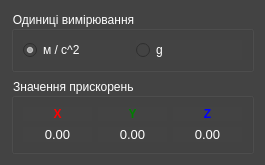
The window that app/views/templates/acceleration_config_interface.ui (Korzhak/ImuEduStudio) describes before a commit, drawn with Qt 5.
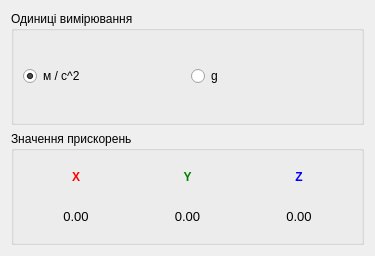
The same window after the commit.

Commit message: fixed config dock areas

Diff of the .ui file:
```diff
--- a/app/views/templates/acceleration_config_interface.ui
+++ b/app/views/templates/acceleration_config_interface.ui
@@ -6,15 +6,15 @@
    <rect>
     <x>0</x>
     <y>0</y>
-    <width>265</width>
-    <height>161</height>
+    <width>375</width>
+    <height>256</height>
    </rect>
   </property>
   <property name="windowTitle">
    <string>Form</string>
   </property>
   <property name="styleSheet">
-   <string notr="true">color: rgb(255, 255, 255); background-color: rgb(67, 67, 67);</string>
+   <string notr="true"/>
   </property>
   <layout class="QVBoxLayout" name="verticalLayout">
    <item>
```
The commit also changes 6 other files.
